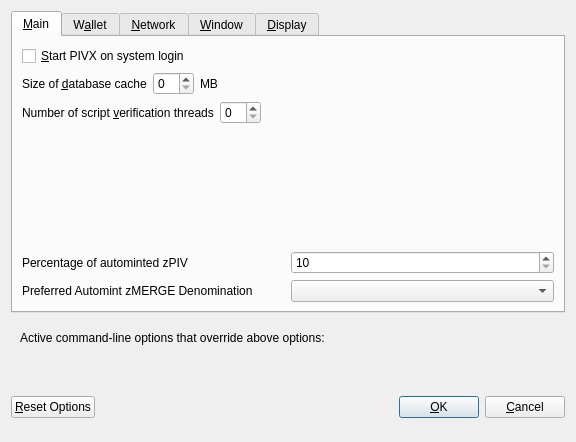
Before: the Qt Designer form src/qt/forms/optionsdialog.ui in ProjectMerge/merge-legacy, drawn with Qt 5.
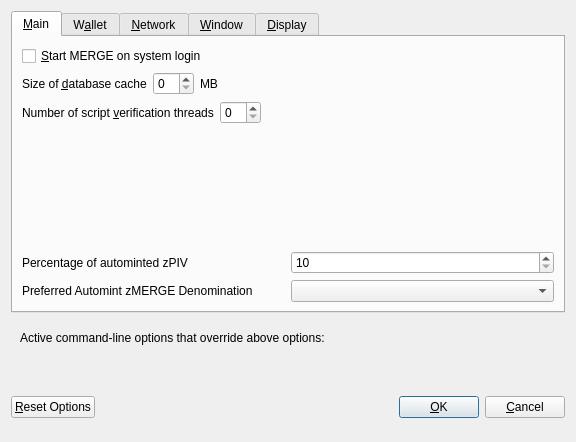
After: the same form once the commit is applied. Custom widgets are drawn as their Qt base class.

Commit message: misc PIVX reference changes

```diff
--- a/src/qt/forms/optionsdialog.ui
+++ b/src/qt/forms/optionsdialog.ui
@@ -33,7 +33,7 @@
           <string>Automatically start PIVX after logging in to the system.</string>
          </property>
          <property name="text">
-          <string>&amp;Start PIVX on system login</string>
+          <string>&amp;Start MERGE on system login</string>
          </property>
         </widget>
        </item>
```
Left out of the diff: 8 changed lines with no effect on the pictures. The commit also changes 23 other files.
